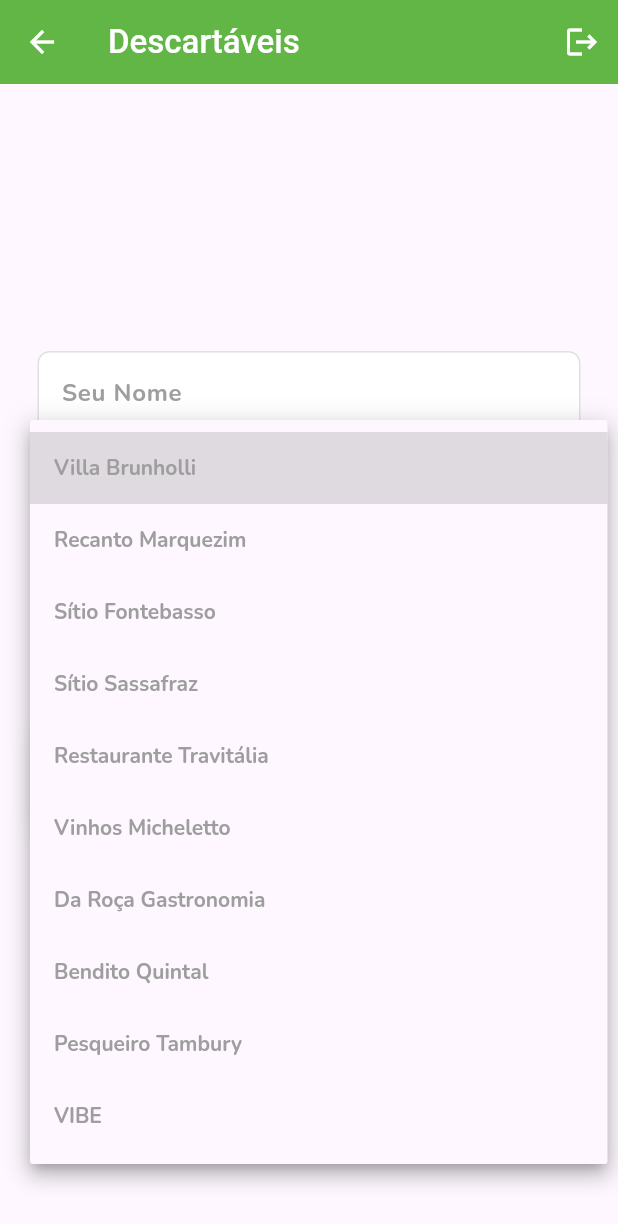
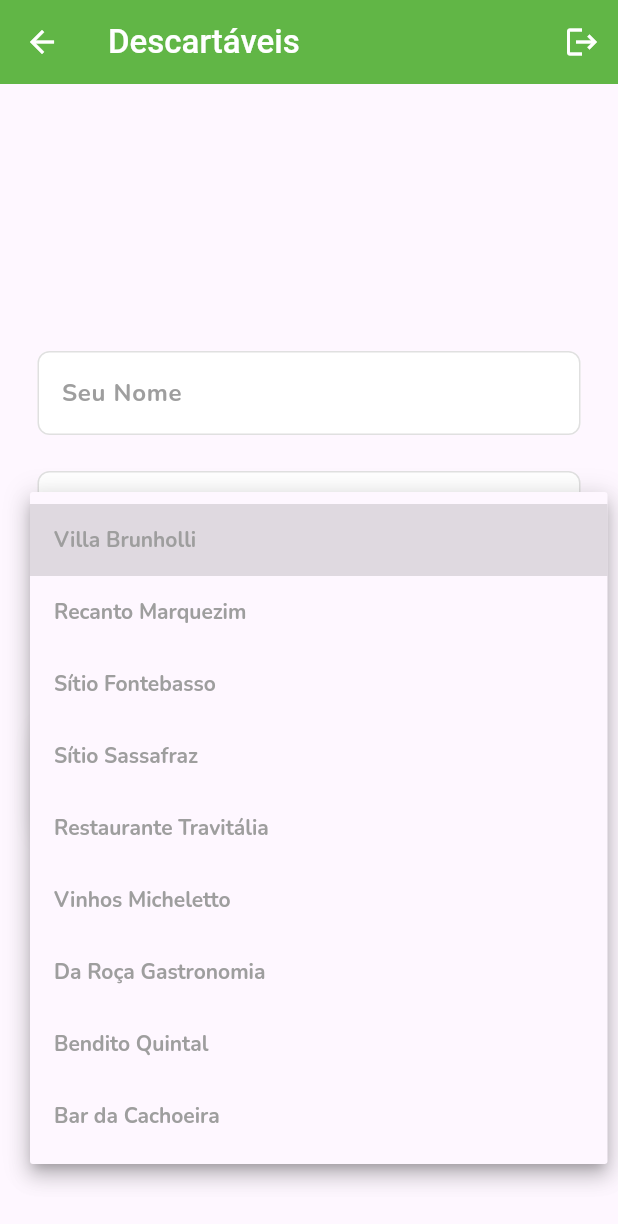
Before and after one commit to rikelmyso7/orama_user, a Flutter app: the UserAddDescartaveis screen opened by its route, after a tap on "Ponto de Venda", on a phone screen of 412 x 824 dp. Shown: the top 1224 px of the screen. Run offline on Flutter 3.47's test engine with Material 3 defaults, Android fonts, the phone set to English and light mode, and no system bars; our stand-ins replace cloud_firestore, connectivity_plus, firebase_auth, firebase_core, font_awesome_flutter, get_storage and 3 more; accounts and stored records are empty; generated files the repository leaves out were written again.

Commit message:
Update user_add_descartaveis.dart

```diff
--- a/lib/pages/user/user_add_descartaveis.dart
+++ b/lib/pages/user/user_add_descartaveis.dart
@@ -30,8 +30,7 @@ class _UserAddDescartaveisState extends State<UserAddDescartaveis> {
     "Vinhos Micheletto",
     "Da Roça Gastronomia",
     "Bendito Quintal",
-    "Pesqueiro Tambury",
-    "VIBE"
+    "Bar da Cachoeira",
   ];
   String? pdvSelecionado;
 
```
